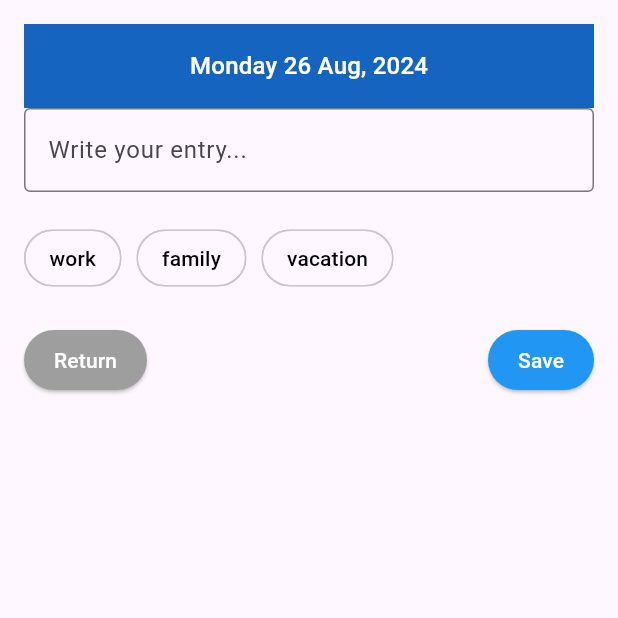
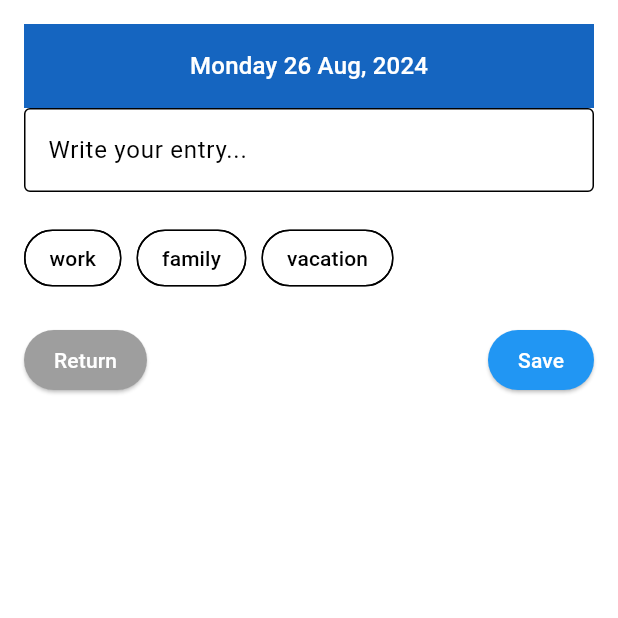
Before and after one commit to scy02718/smart_diary, a Flutter app: the screen it shows after launch, after a tap on an icon or button, on a phone screen of 412 x 824 dp, the top half of it. Run offline on Flutter 3.47's test engine with Material 3 defaults, Android fonts, the phone set to English and light mode, and no system bars; our stand-ins replace flutter_dotenv, google_generative_ai.

Commit message:
dark mode and light mode

```diff
--- a/mobile/lib/main.dart
+++ b/mobile/lib/main.dart
@@ -1,8 +1,10 @@
 // main.dart
 import 'package:flutter/material.dart';
+import 'package:mobile/theme/theme.dart';
 import 'screens/week_view.dart';
 import 'screens/month_view.dart';
 import 'models/diary_entry.dart';
+
 
 void main() {
   runApp(DiaryApp());
@@ -54,7 +56,8 @@ class DiaryApp extends StatelessWidget {
 
     return MaterialApp(
       title: 'Diary App',
-      theme: ThemeData(primarySwatch: Colors.blue),
+      theme: lightMode,
+      darkTheme: darkMode,
       home: DefaultTabController(
         length: 2,
         child: Scaffold(
--- /dev/null
+++ b/mobile/lib/theme/theme.dart
@@ -0,0 +1,15 @@
+import 'package:flutter/material.dart';
+
+ThemeData lightMode = ThemeData(
+  brightness: Brightness.light,
+  colorScheme: ColorScheme.light(
+    surface: Colors.white,
+  )
+);
+
+ThemeData darkMode = ThemeData(
+  brightness: Brightness.dark,
+  colorScheme: ColorScheme.dark(
+    surface: Colors.grey.shade900,
+  )
+);
```
Also changed, not shown: mobile/pubspec.lock, 1 other file.
